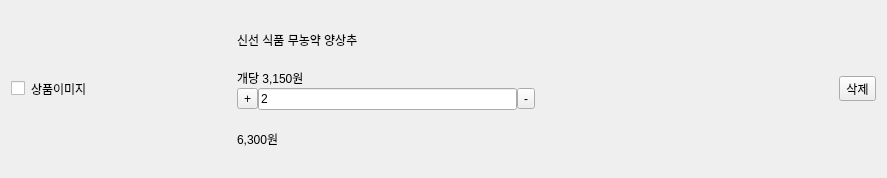
Old version of the form shopee_ros2/src/shopee_app/shopee_app/ui/cart_item.ui in the repository addinedu-roscamp-7th/roscamp-repo-1.
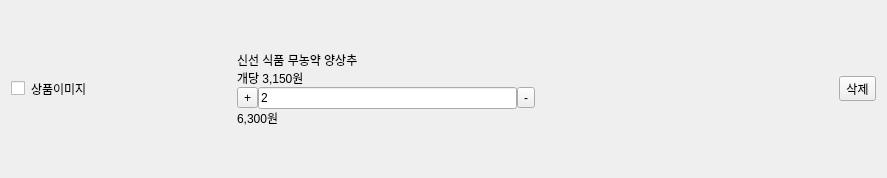
New version of the form.

What changed in the file:
```diff
--- a/shopee_ros2/src/shopee_app/shopee_app/ui/cart_item.ui
+++ b/shopee_ros2/src/shopee_app/shopee_app/ui/cart_item.ui
@@ -7,7 +7,7 @@
     <x>0</x>
     <y>0</y>
     <width>887</width>
-    <height>165</height>
+    <height>174</height>
    </rect>
   </property>
   <property name="sizePolicy">
@@ -50,10 +50,23 @@
     </widget>
    </item>
    <item>
-    <layout class="QVBoxLayout" name="verticalLayout" stretch="3,1,3,3">
+    <layout class="QVBoxLayout" name="verticalLayout" stretch="0,3,1,3,3,0">
      <property name="spacing">
       <number>0</number>
      </property>
+     <item>
+      <spacer name="verticalSpacer_2">
+       <property name="orientation">
+        <enum>Qt::Vertical</enum>
+       </property>
+       <property name="sizeHint" stdset="0">
+        <size>
+         <width>20</width>
+         <height>40</height>
+        </size>
+       </property>
+      </spacer>
+     </item>
      <item>
       <widget class="QLabel" name="label_name">
        <property name="text">
@@ -100,6 +113,19 @@
        </property>
       </widget>
      </item>
+     <item>
+      <spacer name="verticalSpacer">
+       <property name="orientation">
+        <enum>Qt::Vertical</enum>
+       </property>
+       <property name="sizeHint" stdset="0">
+        <size>
+         <width>20</width>
+         <height>40</height>
+        </size>
+       </property>
+      </spacer>
+     </item>
     </layout>
    </item>
    <item>
```
